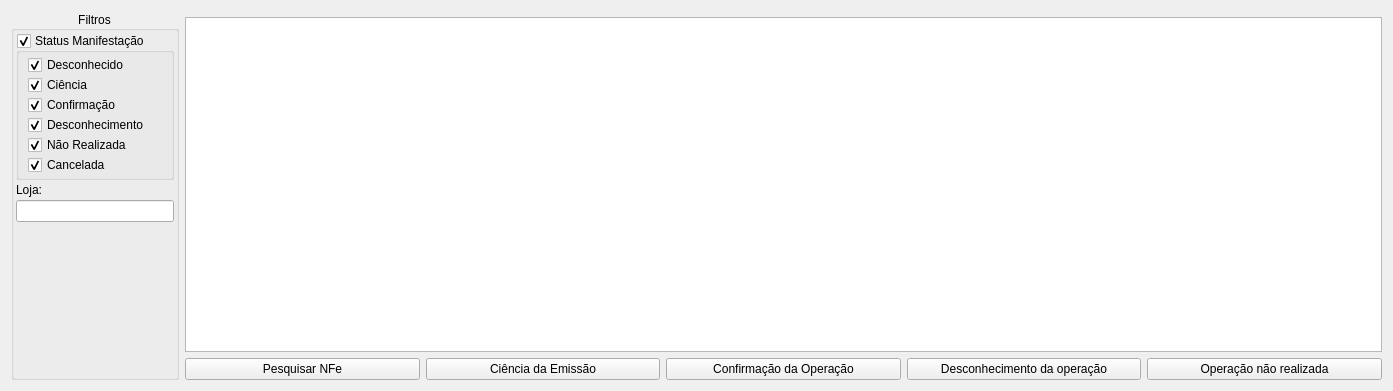
The window that ui/nfedistribuicao.ui (darktorres/ERP-STACCATO) describes before a commit, drawn with Qt 5.
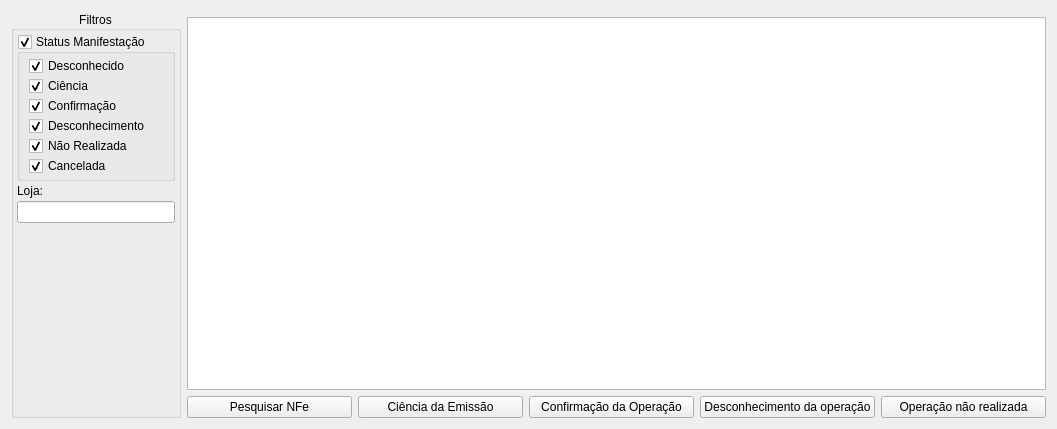
The same window after the commit. Custom widgets are drawn as their Qt base class.

Patch:
```diff
--- a/ui/nfedistribuicao.ui
+++ b/ui/nfedistribuicao.ui
@@ -6,8 +6,8 @@
    <rect>
     <x>0</x>
     <y>0</y>
-    <width>1393</width>
-    <height>391</height>
+    <width>1057</width>
+    <height>429</height>
    </rect>
   </property>
   <property name="windowTitle">
@@ -27,16 +27,16 @@
        <number>3</number>
       </property>
       <property name="leftMargin">
-       <number>2</number>
+       <number>3</number>
       </property>
       <property name="topMargin">
-       <number>2</number>
+       <number>3</number>
       </property>
       <property name="rightMargin">
-       <number>2</number>
+       <number>3</number>
       </property>
       <property name="bottomMargin">
-       <number>2</number>
+       <number>3</number>
       </property>
       <item>
        <widget class="QGroupBox" name="groupBoxFiltros">
```
Left out of the diff: 4 changed lines with no effect on the pictures.
